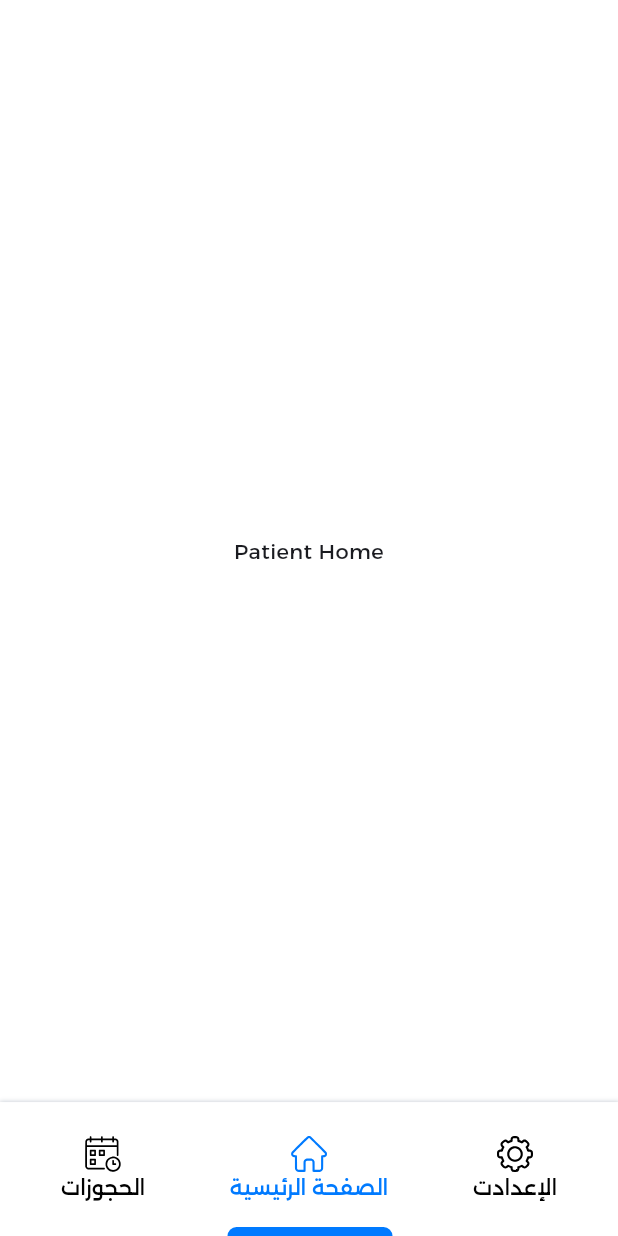
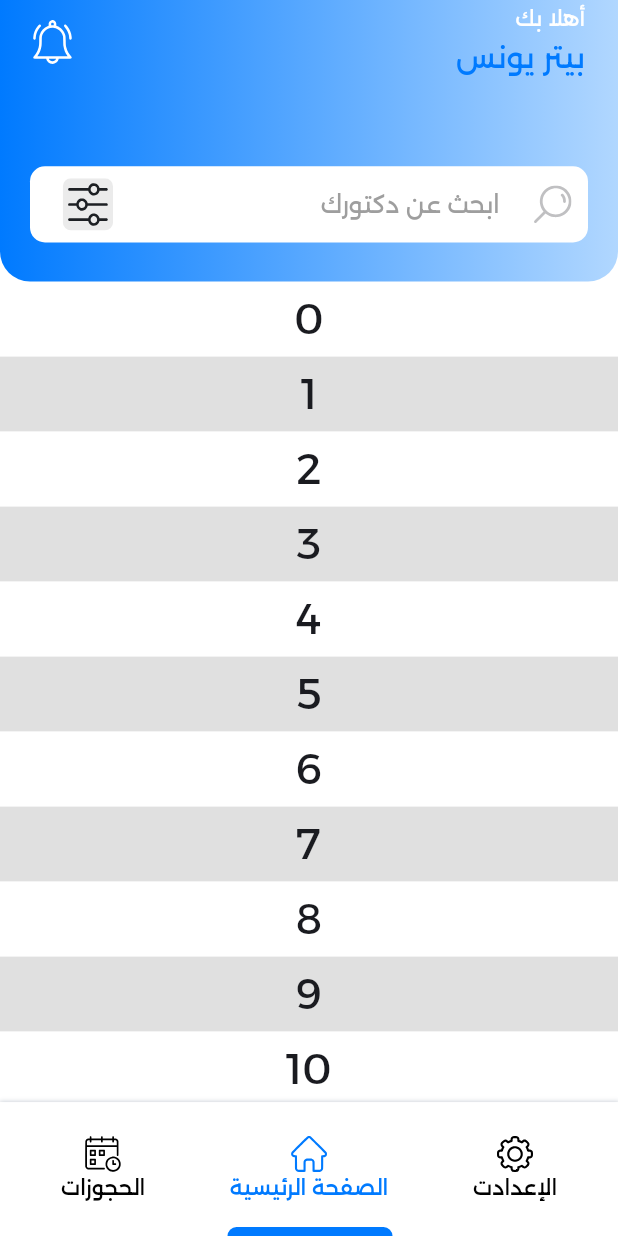
Before and after one commit to pavlysamir/ithera_app, a Flutter app: the PatientHomeLayout screen opened by its route, on a phone screen of 412 x 824 dp. Run offline on Flutter 3.47's test engine with Material 3 defaults, Android fonts, the phone set to English and light mode, and no system bars; our stand-ins replace bloc, flutter_bloc, flutter_screenutil, flutter_secure_storage, flutter_svg, get_it and 3 more; accounts and stored records are empty.

Commit message:
update app colors, refactor patient home screen structure, and add search icon

```diff
--- a/lib/core/Layouts/home_layout_cubit.dart
+++ b/lib/core/Layouts/home_layout_cubit.dart
@@ -1,7 +1,7 @@
 import 'package:flutter/material.dart';
 import 'package:flutter_bloc/flutter_bloc.dart';
 import 'package:ithera_app/features/booking/patients_booking/presentations/patient_booking_screen.dart';
-import 'package:ithera_app/features/home/patient_home/presentation/patient_home_screen.dart';
+import 'package:ithera_app/features/home/patient_home/presentation/screens/patient_home_screen.dart';
 import 'package:ithera_app/features/settings/patients_settings/presentation/patient_settings_screen.dart';
 
 part 'home_layout_state.dart';
--- a/lib/core/theme/app_colors.dart
+++ b/lib/core/theme/app_colors.dart
@@ -16,6 +16,7 @@ class AppColors {
 
   // background
   static const backgroundWelcome = [Color(0xff007AFF), Color(0xff8AC2FF)];
+  static const backgroundHomeAppBar = [Color(0xff007AFF), Color(0xffB1D7FF)];
 
   static const blueLight = Color(0xff6BB2FF);
 
--- a/lib/features/auth/patient_auth/presentation/screens/signin_screen.dart
+++ b/lib/features/auth/patient_auth/presentation/screens/signin_screen.dart
@@ -32,6 +32,7 @@ class _SigninScreenState extends State<SigninScreen> {
   @override
   void dispose() {
     // TODO: implement dispose
+
     phoneController.dispose();
     passwordController.dispose();
 
@@ -106,12 +107,16 @@ class _SigninScreenState extends State<SigninScreen> {
                   SizedBox(
                     height: MediaQuery.of(context).size.height * 0.1,
                   ),
-                  passwordController.text.isEmpty ||
-                          phoneController.text.isEmpty
-                      ? CustomButtonLargeDimmed(
-                          text: 'تسجيل الدخول',
-                        )
-                      : CustomButtonLarge(
+                  ValueListenableBuilder<TextEditingValue>(
+                    valueListenable: phoneController,
+                    builder: (context, phoneValue, _) {
+                      return ValueListenableBuilder<TextEditingValue>(
+                        valueListenable: passwordController,
+                        builder: (context, passwordValue, _) {
+                          bool isEnabled = phoneValue.text.isNotEmpty &&
+                              passwordValue.text.isNotEmpty;
+                          return isEnabled
+                              ? CustomButtonLarge(
                                   text: 'تسجيل الدخول',
                                   textColor: Colors.white,
                                   function: () {
@@ -119,6 +124,11 @@ class _SigninScreenState extends State<SigninScreen> {
                                         .navigateTo(Routes.patientHomeLayout);
                                   },
                                   color: AppColors.primaryColor,
+                                )
+                              : CustomButtonLargeDimmed(text: 'تسجيل الدخول');
+                        },
+                      );
+                    },
                   ),
                   SizedBox(
                     height: 50.h,
--- a/lib/features/home/patient_home/presentation/patient_home_screen.dart
+++ /dev/null
@@ -1,14 +0,0 @@
-import 'package:flutter/material.dart';
-
-class PatientHomeScreen extends StatelessWidget {
-  const PatientHomeScreen({super.key});
-
-  @override
-  Widget build(BuildContext context) {
-    return Scaffold(
-      body: Center(
-        child: Text('Patient Home'),
-      ),
-    );
-  }
-}
--- /dev/null
+++ b/lib/features/home/patient_home/presentation/screens/patient_home_screen.dart
@@ -0,0 +1,165 @@
+import 'package:flutter/material.dart';
+import 'package:flutter_screenutil/flutter_screenutil.dart';
+
+import 'package:ithera_app/core/theme/app_colors.dart';
+import 'package:ithera_app/core/theme/app_text_styles.dart';
+import 'package:ithera_app/core/widgets/custom_svgImage.dart';
+
+class PatientHomeScreen extends StatelessWidget {
+  const PatientHomeScreen({super.key});
+
+  @override
+  Widget build(BuildContext context) {
+    final TextEditingController controller = TextEditingController();
+    return Scaffold(
+      body: CustomScrollView(slivers: [
+        SliverAppBar(
+          backgroundColor: Colors.transparent,
+          expandedHeight: 185.0.h,
+          floating: false,
+          pinned: true,
+          actions: [
+            IconButton(
+              icon: CustomSvgimage(
+                hight: 30.h,
+                path: 'assets/icons/notification_icon.svg',
+              ),
+              onPressed: () {},
+            ),
+            SizedBox(
+              width: 10.w,
+            ),
+          ],
+          titleSpacing: 20.w,
+          automaticallyImplyLeading: false,
+          flexibleSpace: Container(
+            decoration: BoxDecoration(
+              gradient: LinearGradient(
+                colors: AppColors.backgroundHomeAppBar,
+                begin: Alignment.centerLeft,
+                end: Alignment.centerRight,
+              ),
+              borderRadius: BorderRadius.only(
+                bottomLeft: Radius.circular(20),
+                bottomRight: Radius.circular(20),
+              ),
+            ),
+            child: LayoutBuilder(
+              builder: (context, constraints) {
+                // Hide the FlexibleSpaceBar when scrolling
+                bool isCollapsed = constraints.biggest.height <=
+                    kToolbarHeight + MediaQuery.of(context).padding.top + 80.h;
+                return isCollapsed
+                    ? Container(
+                        decoration: BoxDecoration(
+                          gradient: LinearGradient(
+                            colors: AppColors.backgroundHomeAppBar,
+                            begin: Alignment.centerLeft,
+                            end: Alignment.centerRight,
+                          ),
+                          borderRadius: BorderRadius.only(
+                            bottomLeft: Radius.circular(20),
+                            bottomRight: Radius.circular(20),
+                          ),
+                        ),
+                      ) // Empty when collapsed
+                    : FlexibleSpaceBar(
+                        centerTitle: true,
+                        expandedTitleScale: 1,
+                        title: Padding(
+                          padding: const EdgeInsets.symmetric(horizontal: 20.0),
+                          child: SizedBox(
+                            height: 60.h,
+                            child: TextFormField(
+                              controller: controller,
+                              decoration: InputDecoration(
+                                contentPadding: EdgeInsets.symmetric(
+                                  horizontal: 10.w,
+                                  vertical: 10.h,
+                                ),
+                                hintText: 'ابحث عن دكتورك',
+                                hintStyle: TextStyle(color: Colors.grey),
+                                prefixIcon: Row(
+                                  children: [
+                                    SizedBox(
+                                      width: 10.w,
+                                    ),
+                                    CustomSvgimage(
+                                      path: 'assets/icons/search_icon.svg',
+                                      hight: 25,
+                                    ),
+                                  ],
+                                ),
+                                prefixIconConstraints: BoxConstraints(
+                                  maxHeight: 25.h,
+                                  maxWidth: 50.w,
+                                ),
+                                suffixIcon: Row(
+                                  children: [
+                                    IconButton(
+                                      icon: CustomSvgimage(
+                                        hight: 40.h,
+                                        path: 'assets/icons/filter_icon.svg',
+                                      ),
+                                      onPressed: () {
+                                        //controller.clear();
+                                      },
+                                    ),
+                                    SizedBox(
+                                      width: 10.w,
+                                    ),
+                                  ],
+                                ),
+                                suffixIconConstraints: BoxConstraints(
+                                  maxHeight: 50.h,
+                                  maxWidth: 60.w,
+                                ),
+                                border: OutlineInputBorder(
+                                  borderRadius: BorderRadius.circular(10),
+                                  borderSide: BorderSide.none,
+                                ),
+                                filled: true,
+                                fillColor: Colors.white,
+                              ),
+                            ),
+                          ),
+                        ),
+                      );
+              },
+            ),
+          ),
+          title: Column(
+            crossAxisAlignment: CrossAxisAlignment.start,
+            children: [
+              Text(
+                'أهلا بك',
+                style: AppTextStyles.font14Regular
+                    .copyWith(color: AppColors.white),
+              ),
+              Text(
+                'بيتر يونس',
+                style: AppTextStyles.font20Regular
+                    .copyWith(color: AppColors.primaryColor),
+              ),
+            ],
+          ),
+          collapsedHeight: 70,
+        ),
+        SliverList(
+          delegate: SliverChildBuilderDelegate(
+            (BuildContext context, int index) {
+              return Container(
+                height: 50,
+                color: index.isEven ? Colors.white : Colors.black12,
+                child: Center(
+                  child: Text('$index', textScaleFactor: 2),
+                ),
+              );
+            },
+            childCount: 50,
+          ),
+        ),
+      ]),
+    );
+  }
+}
--- a/pubspec.yaml
+++ b/pubspec.yaml
@@ -48,6 +48,7 @@ dependencies:
   flutter_screenutil: ^5.9.3
   flutter_secure_storage: ^9.2.4
   pin_code_fields: ^8.0.1
+
 
 dev_dependencies:
   flutter_test:
```
Also changed, not shown: assets/icons/filter_icon.svg (added), assets/icons/notification_icon.svg (added), assets/icons/search_icon.svg (added), 4 other files. Lines whose indentation alone changed are shown as unchanged.
